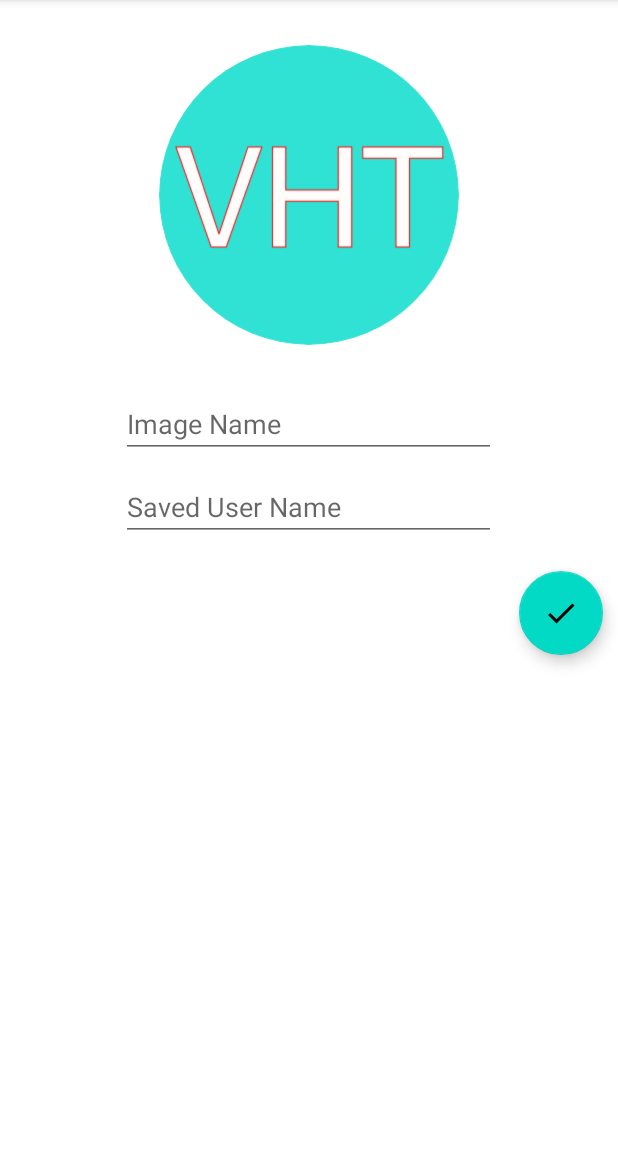
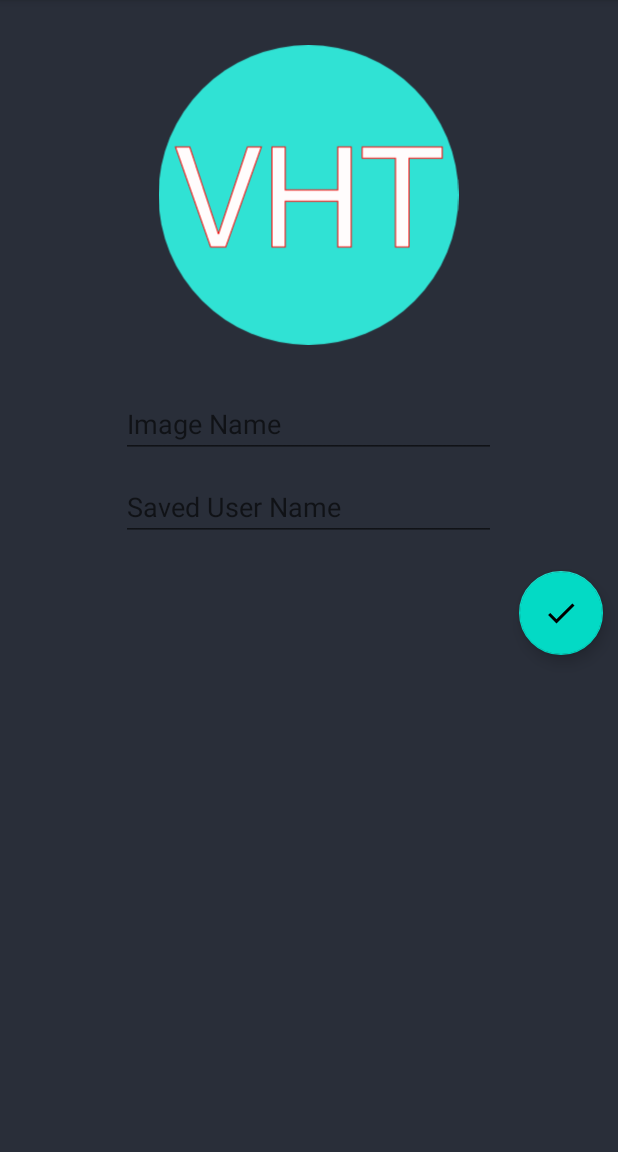
Before and after one commit to Vahit11/retrofit-and-jetpack-libraries, an Android app: the DetailsFragment screen opened through its navigation route, after a tap on an icon or button, on a phone screen of 412 x 824 dp, the part 84-1236 px from its top. Run offline under Robolectric (Android 15) with nearby library versions, the phone set to English and light mode, and no system bars; our stand-ins replace CircleImageView, Dagger/Hilt's generated code; libraries missing offline, so code that uses them is left out: androidx.hilt.lifecycle; pictures from the network do not load; 1 other tap on this screen came first.

```diff
--- a/app/src/main/AndroidManifest.xml
+++ b/app/src/main/AndroidManifest.xml
@@ -7,9 +7,9 @@
     <application
         android:name=".dependencyinjection.ArtApplication"
         android:allowBackup="true"
-        android:icon="@mipmap/ic_launcher"
+        android:icon="@drawable/vhticon"
         android:label="@string/app_name"
-        android:roundIcon="@mipmap/ic_launcher_round"
+        android:roundIcon="@drawable/vhticon"
         android:supportsRtl="true"
         android:theme="@style/Theme.RetrofitAndJetpackLibraries">
         <activity android:name=".view.MainActivity">
--- a/app/src/main/java/com/vahitkeskin/retrofitandjetpacklibraries/repository/ArtImageRepositoryInterface.kt
+++ b/app/src/main/java/com/vahitkeskin/retrofitandjetpacklibraries/repository/ArtImageRepositoryInterface.kt
@@ -4,7 +4,6 @@ import androidx.lifecycle.LiveData
 import com.vahitkeskin.retrofitandjetpacklibraries.model.Model
 import com.vahitkeskin.retrofitandjetpacklibraries.roomdb.ArtRoom
 import com.vahitkeskin.retrofitandjetpacklibraries.util.Resource
-import retrofit2.Response
 
 interface ArtImageRepositoryInterface {
 
--- a/app/src/main/java/com/vahitkeskin/retrofitandjetpacklibraries/util/Resource.kt
+++ b/app/src/main/java/com/vahitkeskin/retrofitandjetpacklibraries/util/Resource.kt
@@ -1,6 +1,4 @@
 package com.vahitkeskin.retrofitandjetpacklibraries.util
-
-import retrofit2.Response
 
 data class Resource<out T>(val status: Status, val data: T?, val message: String?) {
     companion object {
--- a/app/src/main/java/com/vahitkeskin/retrofitandjetpacklibraries/util/Util.kt
+++ b/app/src/main/java/com/vahitkeskin/retrofitandjetpacklibraries/util/Util.kt
@@ -1,6 +1,7 @@
 package com.vahitkeskin.retrofitandjetpacklibraries.util
 
 object Util {
+    //From YOUR API KEY -> https://pixabay.com/api/docs/
     const val API_KEY = "21425464-b19529a61ba968f3b9fb8aca2"
     const val BASE_URL = "https://pixabay.com"
 }
--- a/app/src/main/java/com/vahitkeskin/retrofitandjetpacklibraries/view/DetailsFragment.kt
+++ b/app/src/main/java/com/vahitkeskin/retrofitandjetpacklibraries/view/DetailsFragment.kt
@@ -71,7 +71,7 @@ class DetailsFragment @Inject constructor(
         viewModel.insertArtMsg.observe(viewLifecycleOwner, {
             when (it.status) {
                 Status.SUCCESS -> {
-                    Toast.makeText(requireContext(), "Success", Toast.LENGTH_LONG).show()
+                    Toast.makeText(requireContext(), "Saved Room Database", Toast.LENGTH_LONG).show()
                     findNavController().popBackStack()
                     viewModel.resetArtMessage()
                 }
--- a/app/src/main/java/com/vahitkeskin/retrofitandjetpacklibraries/view/SearchFragment.kt
+++ b/app/src/main/java/com/vahitkeskin/retrofitandjetpacklibraries/view/SearchFragment.kt
@@ -2,19 +2,15 @@ package com.vahitkeskin.retrofitandjetpacklibraries.view
 
 import android.os.Bundle
 import androidx.fragment.app.Fragment
-import android.view.LayoutInflater
 import android.view.View
-import android.view.ViewGroup
 import android.widget.Toast
 import androidx.core.widget.addTextChangedListener
-import androidx.lifecycle.Observer
 import androidx.lifecycle.ViewModelProvider
 import androidx.lifecycle.lifecycleScope
 import androidx.navigation.fragment.findNavController
 import androidx.recyclerview.widget.GridLayoutManager
 import com.vahitkeskin.retrofitandjetpacklibraries.R
 import com.vahitkeskin.retrofitandjetpacklibraries.adapter.ArtImageAdapter
-import com.vahitkeskin.retrofitandjetpacklibraries.databinding.FragmentDetailsBinding
 import com.vahitkeskin.retrofitandjetpacklibraries.databinding.FragmentSearchBinding
 import com.vahitkeskin.retrofitandjetpacklibraries.util.Status
 import com.vahitkeskin.retrofitandjetpacklibraries.viewmodel.ArtImagesViewModel
--- a/app/src/main/java/com/vahitkeskin/retrofitandjetpacklibraries/viewmodel/ArtImagesViewModel.kt
+++ b/app/src/main/java/com/vahitkeskin/retrofitandjetpacklibraries/viewmodel/ArtImagesViewModel.kt
@@ -10,7 +10,6 @@ import com.vahitkeskin.retrofitandjetpacklibraries.repository.ArtImageRepository
 import com.vahitkeskin.retrofitandjetpacklibraries.roomdb.ArtRoom
 import com.vahitkeskin.retrofitandjetpacklibraries.util.Resource
 import kotlinx.coroutines.launch
-import javax.inject.Inject
 
 class ArtImagesViewModel @ViewModelInject constructor(
     private val repository: ArtImageRepositoryInterface
@@ -48,7 +47,7 @@ class ArtImagesViewModel @ViewModelInject constructor(
 
     fun makeArt(history: String, hour: String, name: String, user: String) {
         if (history.isEmpty() || hour.isEmpty() || name.isEmpty() || user.isEmpty()) {
-            insertArtMessage.postValue(Resource.error("Name, user or time is not null!!!", null))
+            insertArtMessage.postValue(Resource.error("Name or user is not null!!!", null))
             return
         }
 
--- a/app/src/main/res/layout/fragment_details.xml
+++ b/app/src/main/res/layout/fragment_details.xml
@@ -5,16 +5,18 @@
     android:layout_height="match_parent"
     android:gravity="center_horizontal"
     android:orientation="vertical"
+    android:background="#292E39"
     tools:context=".view.DetailsFragment">
 
-    <de.hdodenhof.circleimageview.CircleImageView
+    <ImageView
         android:id="@+id/civArtDetails"
-        android:layout_width="200dp"
+        android:layout_width="250dp"
         android:layout_height="200dp"
         android:layout_margin="30dp"
-        android:src="@drawable/vhticon" />
+        android:src="@drawable/selectimage" />
 
     <EditText
+        android:textColor="@android:color/white"
         android:id="@+id/detailsImageName"
         android:layout_width="250dp"
         android:layout_height="wrap_content"
@@ -22,6 +24,7 @@
         android:hint="Image Name" />
 
     <EditText
+        android:textColor="@android:color/white"
         android:id="@+id/detailsSavedUserName"
         android:layout_width="250dp"
         android:layout_height="wrap_content"
```
Also changed, not shown: app/src/main/java/com/vahitkeskin/retrofitandjetpacklibraries/adapter/ArtRowAdapter.kt (+4 -4 lines), app/src/main/res/layout/art_row.xml (+3 -6 lines), app/src/main/res/layout/fragment_search.xml (+17 -6 lines), build.gradle (+2 -6 lines), app/src/main/res/drawable/selectimage.png (added).
